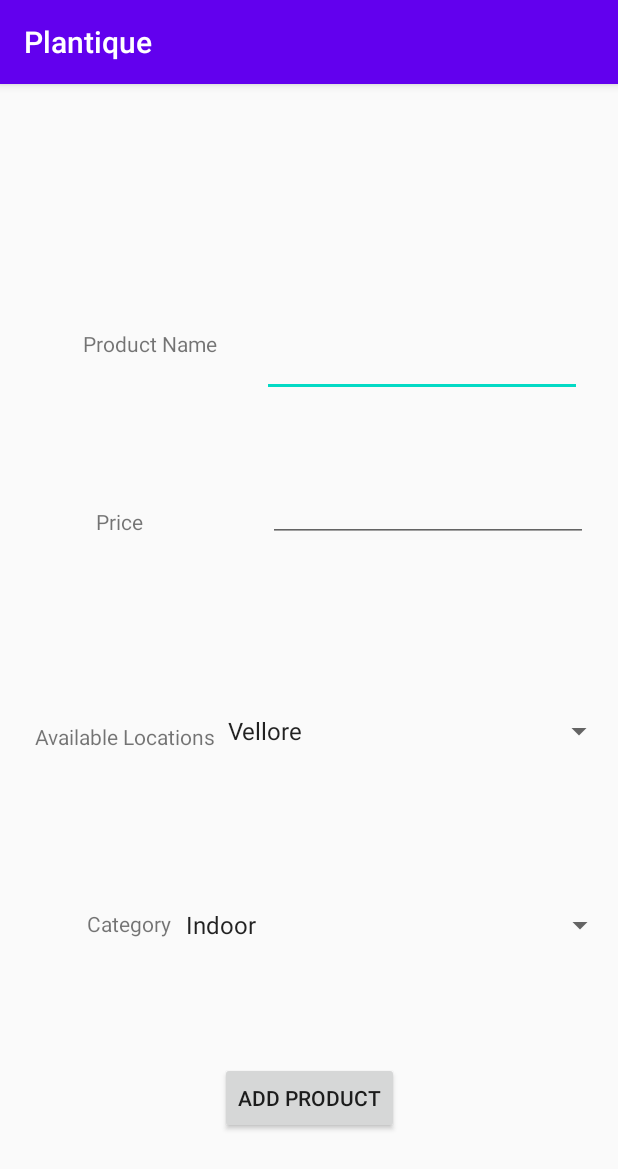
After one commit to hemasenthilkumar/Plantique, an Android app: the fragment AddProductFragment shown on its own in the app's theme, on a phone screen of 412 x 824 dp. The commit adds this screen. Shown: the top 1169 px of the screen. Run offline under Robolectric (Android 15) with nearby library versions, the phone set to English and light mode, and no system bars; libraries missing offline, so code that uses them is left out: com.loopj.android, cz.msebera.android.

Commit message:
7th commit- add product function

```diff
--- a/app/build.gradle
+++ b/app/build.gradle
@@ -36,7 +36,7 @@ dependencies {
     androidTestImplementation 'androidx.test.ext:junit:1.1.1'
     androidTestImplementation 'androidx.test.espresso:espresso-core:3.2.0'
     implementation 'com.loopj.android:android-async-http:1.4.9'
-    implementation (
+    implementation(
             [group: 'com.fasterxml.jackson.core', name: 'jackson-core', version: '2.4.1'],
             [group: 'com.fasterxml.jackson.core', name: 'jackson-annotations', version: '2.4.1'],
             [group: 'com.fasterxml.jackson.core', name: 'jackson-databind', version: '2.4.1']
--- /dev/null
+++ b/app/src/main/java/com/example/plantique/AddProductFragment.java
@@ -0,0 +1,108 @@
+package com.example.plantique;
+
+import android.os.Bundle;
+import android.view.LayoutInflater;
+import android.view.View;
+import android.view.ViewGroup;
+import android.widget.ArrayAdapter;
+import android.widget.Button;
+import android.widget.EditText;
+import android.widget.Spinner;
+import android.widget.Toast;
+
+import androidx.annotation.NonNull;
+import androidx.annotation.Nullable;
+import androidx.fragment.app.Fragment;
+
+import com.loopj.android.http.AsyncHttpClient;
+import com.loopj.android.http.AsyncHttpResponseHandler;
+
+import org.json.JSONException;
+
+import java.io.UnsupportedEncodingException;
+import java.util.ArrayList;
+import java.util.List;
+
+import cz.msebera.android.httpclient.Header;
+
+public class AddProductFragment extends Fragment {
+    String s = null;
+    String[] type={"Indoor","Outdoor","Decorative"};
+    String[] loc={"Vellore","Chennai","Bangalore","Hyderabad"};
+    EditText name,price;
+    Spinner spin,spin1;
+    Integer loc1,cat;
+   List<String> info;
+
+
+    @Nullable
+    @Override
+    public View onCreateView(@NonNull LayoutInflater inflater, @Nullable ViewGroup container, @Nullable Bundle savedInstanceState) {
+        final View view = inflater.inflate(R.layout.fragment_add_product, container, false);
+        spin = (Spinner) view.findViewById(R.id.spinner2);
+         spin1 = (Spinner) view.findViewById(R.id.spinner);
+        //Creating the ArrayAdapter instance having the country list
+        ArrayAdapter aa = new ArrayAdapter(this.getContext(),android.R.layout.simple_spinner_item,type);
+        ArrayAdapter aa1 = new ArrayAdapter(this.getContext(),android.R.layout.simple_spinner_item,loc);
+        aa.setDropDownViewResource(android.R.layout.simple_spinner_dropdown_item);
+        aa1.setDropDownViewResource(android.R.layout.simple_spinner_dropdown_item);
+        //Setting the ArrayAdapter data on the Spinner
+        spin.setAdapter(aa);
+        spin1.setAdapter(aa1);
+        Button button = (Button)view.findViewById(R.id.button5);
+        button.setOnClickListener(new Button.OnClickListener() {
+            public void onClick(View v) {
+                add_product(view);
+            }
+        });
+        return view;
+    }
+
+    public void add_product(final View view)
+    {
+        String usnm = ((MyApplication) view.getContext().getApplicationContext()).getUsername();
+        info=new ArrayList<>();
+        spin = view.findViewById(R.id.spinner);
+       loc1= spin.getSelectedItemPosition();
+        spin1 = view.findViewById(R.id.spinner2);
+        cat = spin1.getSelectedItemPosition();
+        name=(view.findViewById(R.id.pname));
+        price=(view.findViewById(R.id.editText));
+        info.add(usnm);
+        info.add(name.getText().toString());
+        info.add(price.getText().toString());
+        info.add(loc1.toString());
+        info.add(cat.toString());
+
+        s = "http://192.168.1.6:5000/addProduct?info="+info;
+        AsyncHttpClient client = new AsyncHttpClient();
+        client.get(s, new AsyncHttpResponseHandler() {
+            @Override
+            public void onSuccess(int statusCode, Header[] headers, byte[] responseBody) {
+                String response = null;
+                try {
+                    response = new String(responseBody, "UTF-8");
+                } catch (UnsupportedEncodingException e) {
+                    e.printStackTrace();
+                }
+                toast(view,response);
+            }
+
+            @Override
+            public void onFailure(int statusCode, Header[] headers, byte[] errorResponse, Throwable e) {
+                // called when response HTTP status is "4XX" (eg. 401, 403, 404)
+            }
+
+
+        });
+
+
+
+    }
+
+    public void toast(View view, String res)
+    {
+        Toast.makeText(this.getContext(),res, Toast.LENGTH_LONG).show();
+    }
+
+}
--- /dev/null
+++ b/app/src/main/res/layout/fragment_add_product.xml
@@ -0,0 +1,114 @@
+<?xml version="1.0" encoding="utf-8"?>
+<androidx.constraintlayout.widget.ConstraintLayout xmlns:android="http://schemas.android.com/apk/res/android"
+    xmlns:app="http://schemas.android.com/apk/res-auto"
+    xmlns:tools="http://schemas.android.com/tools"
+    android:layout_width="match_parent"
+    android:layout_height="match_parent">
+
+    <TextView
+        android:id="@+id/label1"
+        android:layout_width="wrap_content"
+        android:layout_height="wrap_content"
+        android:layout_marginEnd="30dp"
+        android:layout_marginRight="30dp"
+        android:text="Product Name"
+        app:layout_constraintEnd_toStartOf="@+id/pname"
+        app:layout_constraintTop_toTopOf="@+id/pname" />
+
+    <EditText
+        android:id="@+id/pname"
+        android:layout_width="wrap_content"
+        android:layout_height="wrap_content"
+        android:layout_marginEnd="24dp"
+        android:layout_marginRight="24dp"
+        android:layout_marginBottom="51dp"
+        android:ems="10"
+        android:inputType="textPersonName"
+        app:layout_constraintBottom_toTopOf="@+id/editText"
+        app:layout_constraintEnd_toEndOf="parent" />
+
+    <TextView
+        android:id="@+id/label3"
+        android:layout_width="wrap_content"
+        android:layout_height="wrap_content"
+        android:layout_marginStart="23dp"
+        android:layout_marginLeft="23dp"
+        android:layout_marginTop="6dp"
+        android:text="Available Locations"
+        app:layout_constraintEnd_toStartOf="@+id/spinner"
+        app:layout_constraintStart_toStartOf="parent"
+        app:layout_constraintTop_toTopOf="@+id/spinner" />
+
+
+    <TextView
+        android:id="@+id/label4"
+        android:layout_width="wrap_content"
+        android:layout_height="wrap_content"
+        android:layout_marginStart="58dp"
+        android:layout_marginLeft="58dp"
+        android:layout_marginTop="1dp"
+        android:layout_marginEnd="1dp"
+        android:layout_marginRight="1dp"
+        android:text="Category"
+        app:layout_constraintEnd_toStartOf="@+id/spinner2"
+        app:layout_constraintStart_toStartOf="parent"
+        app:layout_constraintTop_toTopOf="@+id/spinner2" />
+
+
+    <Button
+        android:id="@+id/button5"
+        android:layout_width="wrap_content"
+        android:layout_height="wrap_content"
+        android:layout_marginBottom="68dp"
+        android:text="Add Product"
+        app:layout_constraintBottom_toBottomOf="parent"
+        app:layout_constraintEnd_toEndOf="parent"
+        app:layout_constraintStart_toStartOf="parent" />
+
+    <TextView
+        android:id="@+id/textView"
+        android:layout_width="wrap_content"
+        android:layout_height="wrap_content"
+        android:layout_marginStart="64dp"
+        android:layout_marginLeft="64dp"
+        android:layout_marginBottom="4dp"
+        android:text="Price"
+        app:layout_constraintBottom_toBottomOf="@+id/editText"
+        app:layout_constraintStart_toStartOf="parent" />
+
+    <EditText
+        android:id="@+id/editText"
+        android:layout_width="wrap_content"
+        android:layout_height="wrap_content"
+        android:layout_marginTop="260dp"
+        android:layout_marginEnd="20dp"
+        android:layout_marginRight="20dp"
+        android:ems="10"
+        android:inputType="number"
+        app:layout_constraintEnd_toEndOf="parent"
+        app:layout_constraintTop_toTopOf="parent" />
+
+    <Spinner
+        android:id="@+id/spinner"
+        android:layout_width="0dp"
+        android:layout_height="wrap_content"
+        android:layout_marginTop="237dp"
+        android:layout_marginEnd="2dp"
+        android:layout_marginRight="2dp"
+        android:layout_marginBottom="238dp"
+        app:layout_constraintBottom_toBottomOf="@+id/button5"
+        app:layout_constraintEnd_toEndOf="parent"
+        app:layout_constraintStart_toEndOf="@+id/label3"
+        app:layout_constraintTop_toTopOf="@+id/pname" />
+
+    <Spinner
+        android:id="@+id/spinner2"
+        android:layout_width="0dp"
+        android:layout_height="wrap_content"
+        android:layout_marginEnd="1dp"
+        android:layout_marginRight="1dp"
+        android:layout_marginBottom="195dp"
+        app:layout_constraintBottom_toBottomOf="parent"
+        app:layout_constraintEnd_toEndOf="parent"
+        app:layout_constraintStart_toEndOf="@+id/label4" />
+</androidx.constraintlayout.widget.ConstraintLayout>
```
Also changed, not shown: app/src/main/AndroidManifest.xml (+8 -8 lines), app/src/main/java/com/example/plantique/FriendFragment.java (+135 -2 lines), app/src/main/java/com/example/plantique/HomeActivity.java (+13 -0 lines), app/src/main/java/com/example/plantique/SignupA.java (+14 -1 lines), app/src/main/res/layout/fragment_friends.xml (+30 -12 lines), app/src/main/res/values/strings.xml (+9 -0 lines).
